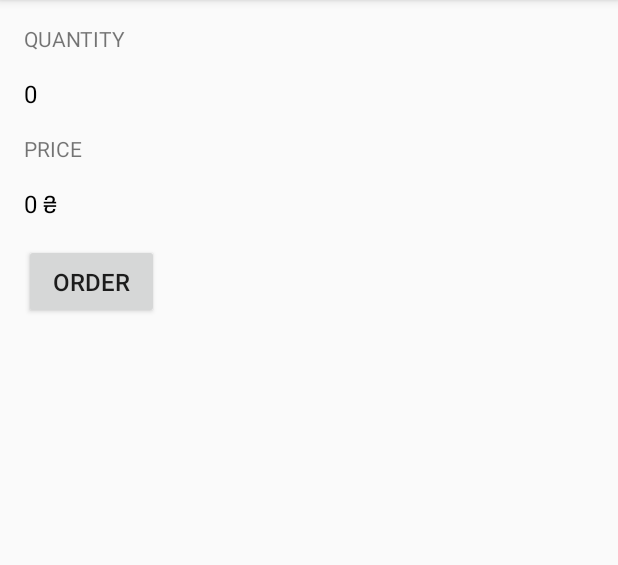
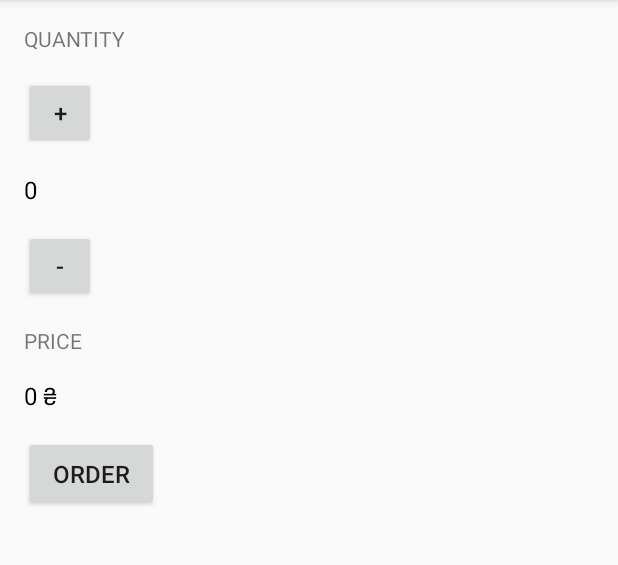
Before and after one commit to guzike/JustJava, an Android app: the screen it shows after launch (MainActivity), on a phone screen of 412 x 824 dp, the part 84-649 px from its top. Run offline under Robolectric (Android 15) with nearby library versions, the phone set to English and light mode, and no system bars.

Commit message:
added increment and decrement buttons

```diff
--- a/app/src/main/res/layout/activity_main.xml
+++ b/app/src/main/res/layout/activity_main.xml
@@ -16,12 +16,28 @@
         android:text="Quantity"
         android:textAllCaps="true" />
 
+    <Button
+        android:layout_width="48dp"
+        android:layout_height="48dp"
+        android:layout_marginBottom="16dp"
+        android:onClick="increment"
+        android:text="+"
+        android:textSize="16sp" />
+
     <TextView
         android:id="@+id/quantity_text_view"
         android:layout_width="wrap_content"
         android:layout_height="wrap_content"
         android:text="0"
         android:textColor="@android:color/black"
+        android:textSize="16sp" />
+
+    <Button
+        android:layout_width="48dp"
+        android:layout_height="48dp"
+        android:layout_marginTop="16dp"
+        android:onClick="decrement"
+        android:text="-"
         android:textSize="16sp" />
 
     <TextView
```
Also changed, not shown: app/src/main/java/com/example/android/justjava/MainActivity.java (+18 -0 lines).
